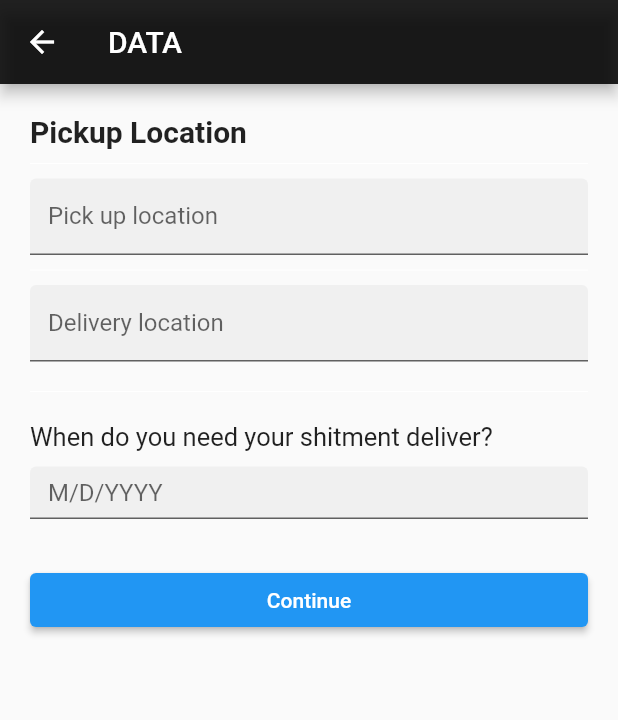
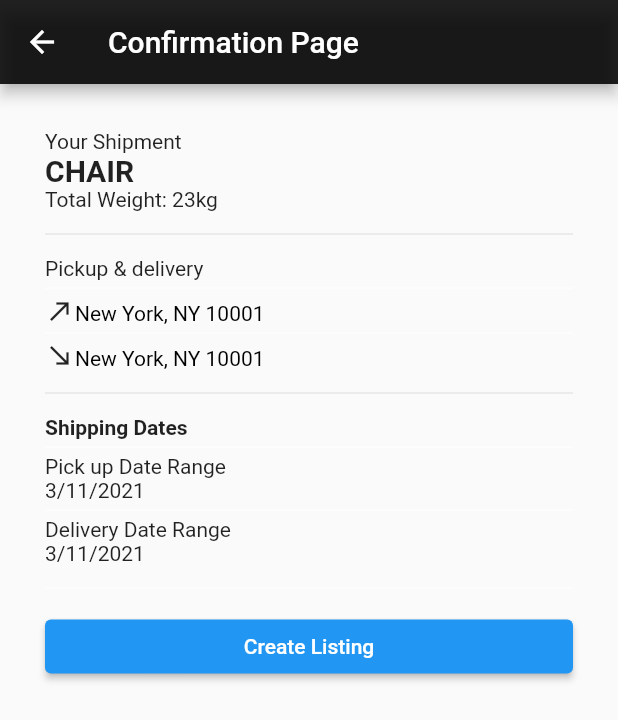
Before and after one commit to olivermendez/sendi_shippers, a Flutter app: the PickUpLocationFromTo screen opened directly, after a tap on "Continue", on a phone screen of 412 x 824 dp. Shown: the top 720 px of the screen. Run offline on Flutter 3.47's test engine with Material 2 defaults, Android fonts, the phone set to English and light mode, and no system bars.

Commit message:
front confirmation page

```diff
--- /dev/null
+++ b/lib/src/pages/confirmation_page.dart
@@ -0,0 +1,77 @@
+import 'package:flutter/material.dart';
+
+class ConfirmationPage extends StatelessWidget {
+  const ConfirmationPage({Key? key}) : super(key: key);
+
+  @override
+  Widget build(BuildContext context) {
+    DateTime selectedDate = DateTime.now();
+    String date = "";
+
+    return Scaffold(
+      appBar: AppBar(
+        title: Text('Confirmation Page'),
+        backgroundColor: Colors.black87,
+        centerTitle: false,
+      ),
+      body: Padding(
+        padding: const EdgeInsets.all(30.0),
+        child: Column(
+          crossAxisAlignment: CrossAxisAlignment.stretch,
+          children: [
+            Text('Your Shipment'),
+            Text('CHAIR',
+                style: TextStyle(fontSize: 20, fontWeight: FontWeight.bold)),
+            Text('Total Weight: 23kg'),
+            Divider(height: 30),
+            Text('Pickup & delivery'),
+            Divider(height: 10, color: Colors.white),
+            RichText(
+              text: TextSpan(
+                style: TextStyle(color: Colors.black),
+                children: [
+                  WidgetSpan(
+                    child: Icon(Icons.north_east, size: 20),
+                  ),
+                  TextSpan(
+                    text: "New York, NY 10001",
+                  ),
+                ],
+              ),
+            ),
+            Divider(height: 10, color: Colors.white),
+            RichText(
+              text: TextSpan(
+                style: TextStyle(color: Colors.black),
+                children: [
+                  WidgetSpan(
+                    child: Icon(Icons.south_east, size: 20),
+                  ),
+                  TextSpan(
+                    text: "New York, NY 10001",
+                  ),
+                ],
+              ),
+            ),
+            Divider(height: 30),
+            Text(
+              'Shipping Dates',
+              style: TextStyle(fontWeight: FontWeight.bold),
+            ),
+            Divider(height: 10, color: Colors.white),
+            Text('Pick up Date Range'),
+            Text(
+                "${selectedDate.day}/${selectedDate.month}/${selectedDate.year}"),
+            Divider(height: 10, color: Colors.white),
+            Text('Delivery Date Range'),
+            Text(
+                "${selectedDate.day}/${selectedDate.month}/${selectedDate.year}"),
+            Divider(height: 30, color: Colors.white),
+            ElevatedButton(
+                onPressed: () {}, child: const Text("Create Listing")),
+          ],
+        ),
+      ),
+    );
+  }
+}
--- a/lib/src/pages/options/household_goods_page.dart
+++ b/lib/src/pages/options/household_goods_page.dart
@@ -1,5 +1,6 @@
 import 'package:flutter/material.dart';
 import 'package:my_app/models/commodities.dart';
+import 'package:my_app/src/pages/confirmation_page.dart';
 
 class HouseHoldGoodsPage extends StatelessWidget {
   final Commodity seleted;
@@ -249,7 +250,13 @@ class _PickUpLocationFromToState extends State<PickUpLocationFromTo> {
                   Padding(
                     padding: const EdgeInsets.only(top: 30.0),
                     child: ElevatedButton(
-                        onPressed: () {}, child: const Text("Continue")),
+                        onPressed: () {
+                          Navigator.push(
+                              context,
+                              MaterialPageRoute(
+                                  builder: (context) => ConfirmationPage()));
+                        },
+                        child: const Text("Continue")),
                   )
                 ],
               ),
```
